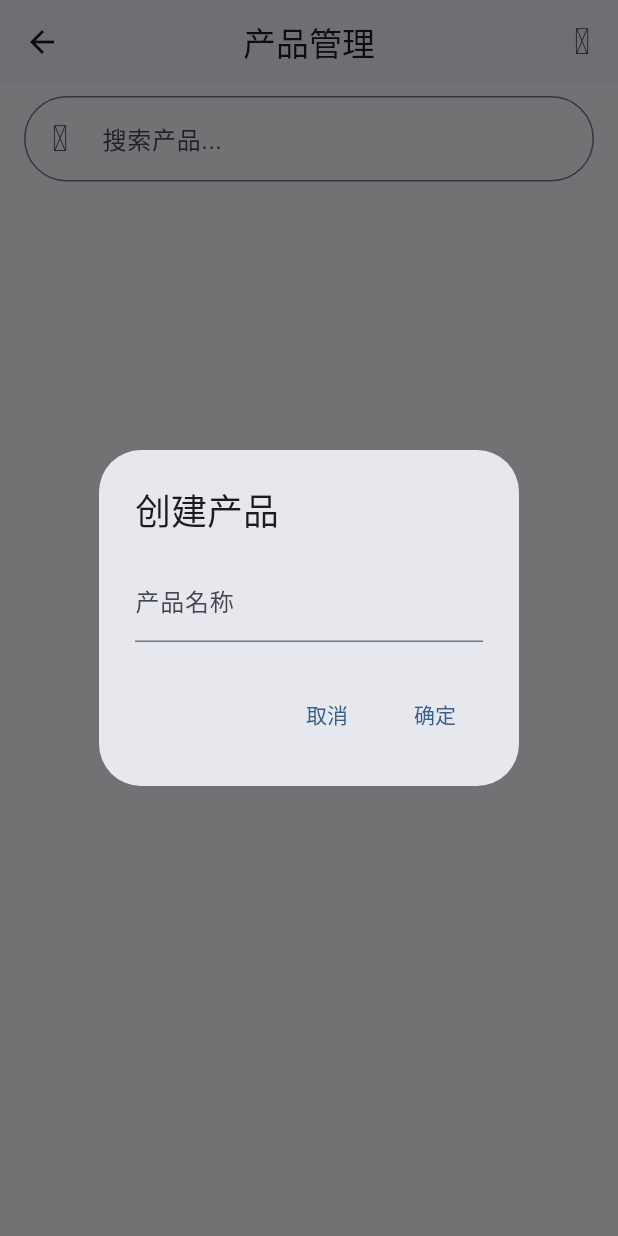
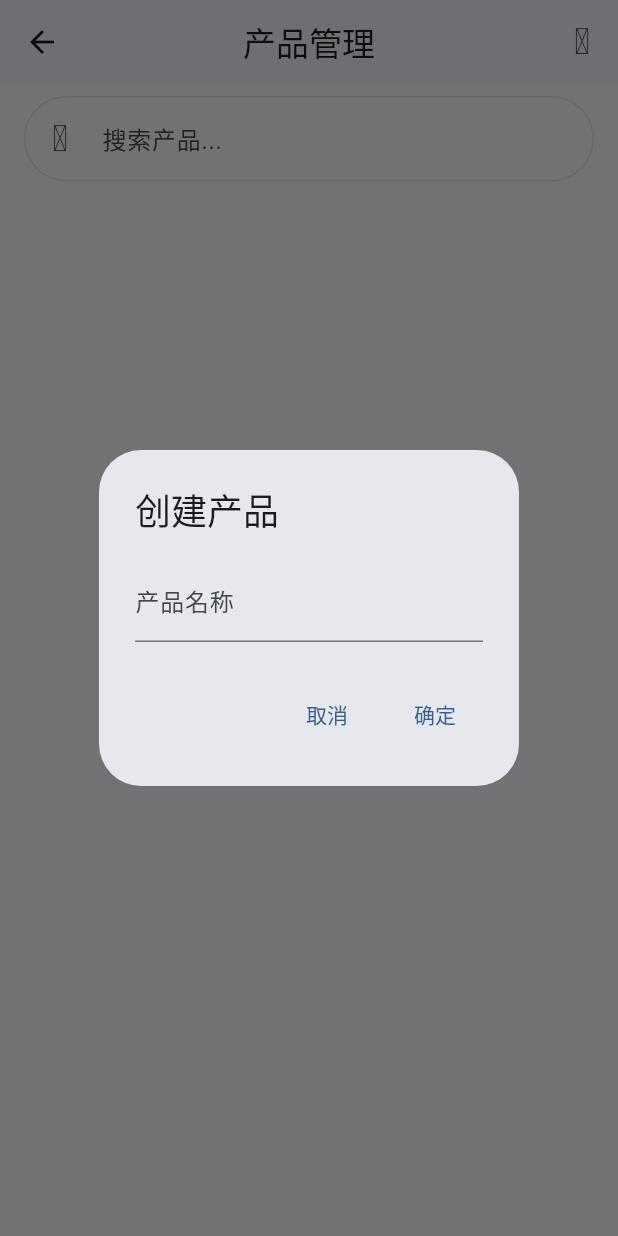
Before and after one commit to and2long/tcm-app, a Flutter app: the ProductListPage screen opened directly, after a tap on an icon or button, on a phone screen of 412 x 824 dp. Run offline on Flutter 3.47's test engine with Material 3 defaults, Android fonts, the phone set to English and light mode, and no system bars; our stand-ins replace cached_network_image, dio, flutter_bloc, flutter_slidable, flutter_smart_dialog, flutter_spinkit and 6 more; missing offline and left inert: flutter_ytlog, flutter_ytnavigator, pinyin; accounts and stored records are empty; network calls fail.

Commit message:
优化数据列表搜索框

```diff
--- /dev/null
+++ b/lib/components/yt_search_field.dart
@@ -0,0 +1,61 @@
+import 'package:flutter/material.dart';
+import 'package:hugeicons/hugeicons.dart';
+
+class YTSearchField extends StatelessWidget {
+  final TextEditingController controller;
+  final String hintText;
+  final ValueChanged<String> onChanged;
+
+  const YTSearchField({
+    super.key,
+    required this.controller,
+    required this.hintText,
+    required this.onChanged,
+  });
+
+  @override
+  Widget build(BuildContext context) {
+    return Padding(
+      padding: const EdgeInsets.symmetric(horizontal: 16.0, vertical: 8.0),
+      child: TextField(
+        controller: controller,
+        decoration: InputDecoration(
+          hintText: hintText,
+          prefixIcon: const Icon(HugeIcons.strokeRoundedSearch01),
+          suffixIcon: controller.text.isNotEmpty
+              ? IconButton(
+                  icon: const Icon(HugeIcons.strokeRoundedCancelCircle),
+                  onPressed: () {
+                    controller.clear();
+                    onChanged('');
+                  },
+                )
+              : null,
+          border: OutlineInputBorder(
+            borderRadius: BorderRadius.circular(50),
+            borderSide: BorderSide(
+              color: Theme.of(context).brightness == Brightness.light
+                  ? Colors.grey[300]!
+                  : Colors.grey[800]!,
+            ),
+          ),
+          enabledBorder: OutlineInputBorder(
+            borderRadius: BorderRadius.circular(50),
+            borderSide: BorderSide(
+              color: Theme.of(context).brightness == Brightness.light
+                  ? Colors.grey[300]!
+                  : Colors.grey[800]!,
+            ),
+          ),
+          focusedBorder: OutlineInputBorder(
+            borderRadius: BorderRadius.circular(50),
+            borderSide: BorderSide(
+              color: Theme.of(context).primaryColor,
+            ),
+          ),
+        ),
+        onChanged: onChanged,
+      ),
+    );
+  }
+}
--- a/lib/pages/product_list_page.dart
+++ b/lib/pages/product_list_page.dart
@@ -3,6 +3,7 @@ import 'package:flutter_bloc/flutter_bloc.dart';
 import 'package:flutter_slidable/flutter_slidable.dart';
 import 'package:hugeicons/hugeicons.dart';
 import 'package:pinyin/pinyin.dart';
+import 'package:tcm/components/yt_search_field.dart';
 import 'package:tcm/components/yt_tile.dart';
 import 'package:tcm/core/blocs/product/product_cubit.dart';
 import 'package:tcm/core/blocs/product/product_state.dart';
@@ -42,34 +43,14 @@ class _ProductListPageState extends State<ProductListPage>
   }
 
   Widget _buildSearchBar() {
-    return Padding(
-      padding: const EdgeInsets.symmetric(horizontal: 16.0, vertical: 8.0),
-      child: TextField(
+    return YTSearchField(
       controller: _searchController,
-        decoration: InputDecoration(
       hintText: '搜索产品...',
-          prefixIcon: const Icon(HugeIcons.strokeRoundedSearch01),
-          suffixIcon: _searchText.isNotEmpty
-              ? IconButton(
-                  icon: const Icon(HugeIcons.strokeRoundedCancelCircle),
-                  onPressed: () {
-                    setState(() {
-                      _searchController.clear();
-                      _searchText = '';
-                    });
-                  },
-                )
-              : null,
-          border: OutlineInputBorder(
-            borderRadius: BorderRadius.circular(50),
-          ),
-        ),
       onChanged: (value) {
         setState(() {
           _searchText = value;
         });
       },
-      ),
     );
   }
 
```
Also changed, not shown: lib/pages/contact_list_page.dart (+2 -21 lines), lib/pages/order_list_page.dart (+2 -21 lines). Lines whose indentation alone changed are shown as unchanged.
